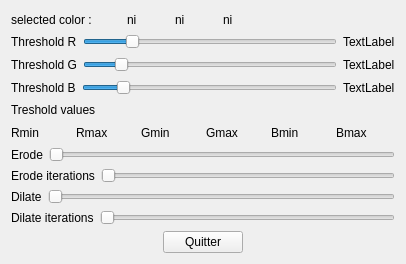
Before: the Qt Designer form mainwindow.ui in Ros1neo/IOGS_RV_TRACKING, drawn with Qt 5.
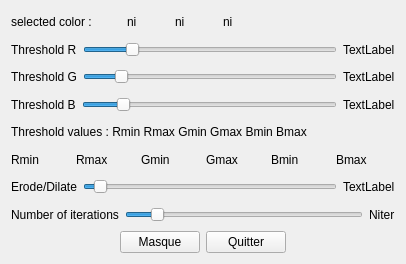
After: the same form once the commit is applied.

Commit message: erode/dilate avec preset + bouton d'affichage du mask, pas de boite englobante

The edit to the form file:
```diff
--- a/mainwindow.ui
+++ b/mainwindow.ui
@@ -140,7 +140,7 @@
       <item>
        <widget class="QLabel" name="label_5">
         <property name="text">
-         <string>Treshold values</string>
+         <string>Threshold values : Rmin Rmax Gmin Gmax Bmin Bmax</string>
         </property>
        </widget>
       </item>
@@ -195,7 +195,7 @@
         <item>
          <widget class="QLabel" name="label_7">
           <property name="text">
-           <string>Erode</string>
+           <string>Erode/Dilate</string>
           </property>
          </widget>
         </item>
@@ -204,11 +204,21 @@
           <property name="minimum">
            <number>1</number>
           </property>
+          <property name="value">
+           <number>5</number>
+          </property>
           <property name="orientation">
            <enum>Qt::Horizontal</enum>
           </property>
          </widget>
         </item>
+        <item>
+         <widget class="QLabel" name="Ed">
+          <property name="text">
+           <string>TextLabel</string>
+          </property>
+         </widget>
+        </item>
        </layout>
       </item>
       <item>
@@ -216,7 +226,7 @@
         <item>
          <widget class="QLabel" name="label_6">
           <property name="text">
-           <string>Erode iterations</string>
+           <string>Number of iterations</string>
           </property>
          </widget>
         </item>
@@ -228,53 +238,18 @@
           <property name="maximum">
            <number>10</number>
           </property>
-          <property name="orientation">
-           <enum>Qt::Horizontal</enum>
+          <property name="value">
+           <number>2</number>
           </property>
-         </widget>
-        </item>
-       </layout>
-      </item>
-      <item>
-       <layout class="QHBoxLayout" name="horizontalLayout_10">
-        <item>
-         <widget class="QLabel" name="label_8">
-          <property name="text">
-           <string>Dilate</string>
-          </property>
-         </widget>
-        </item>
-        <item>
-         <widget class="QSlider" name="dilateN">
-          <property name="minimum">
-           <number>1</number>
-          </property>
           <property name="orientation">
            <enum>Qt::Horizontal</enum>
           </property>
          </widget>
         </item>
-       </layout>
-      </item>
-      <item>
-       <layout class="QHBoxLayout" name="horizontalLayout_11">
         <item>
-         <widget class="QLabel" name="label_9">
+         <widget class="QLabel" name="Niter">
           <property name="text">
-           <string>Dilate iterations</string>
-          </property>
-         </widget>
-        </item>
-        <item>
-         <widget class="QSlider" name="dilateIter">
-          <property name="minimum">
-           <number>1</number>
-          </property>
-          <property name="maximum">
-           <number>10</number>
-          </property>
-          <property name="orientation">
-           <enum>Qt::Horizontal</enum>
+           <string>Niter</string>
           </property>
          </widget>
         </item>
@@ -297,6 +272,19 @@
         </property>
        </spacer>
       </item>
+      <item>
+       <widget class="QPushButton" name="pushButton">
+        <property name="text">
+         <string>Masque</string>
+        </property>
+        <property name="autoRepeat">
+         <bool>false</bool>
+        </property>
+        <property name="autoExclusive">
+         <bool>false</bool>
+        </property>
+       </widget>
+      </item>
       <item>
        <widget class="QPushButton" name="btn_quit">
         <property name="text">
```
The commit also changes 2 other files.
